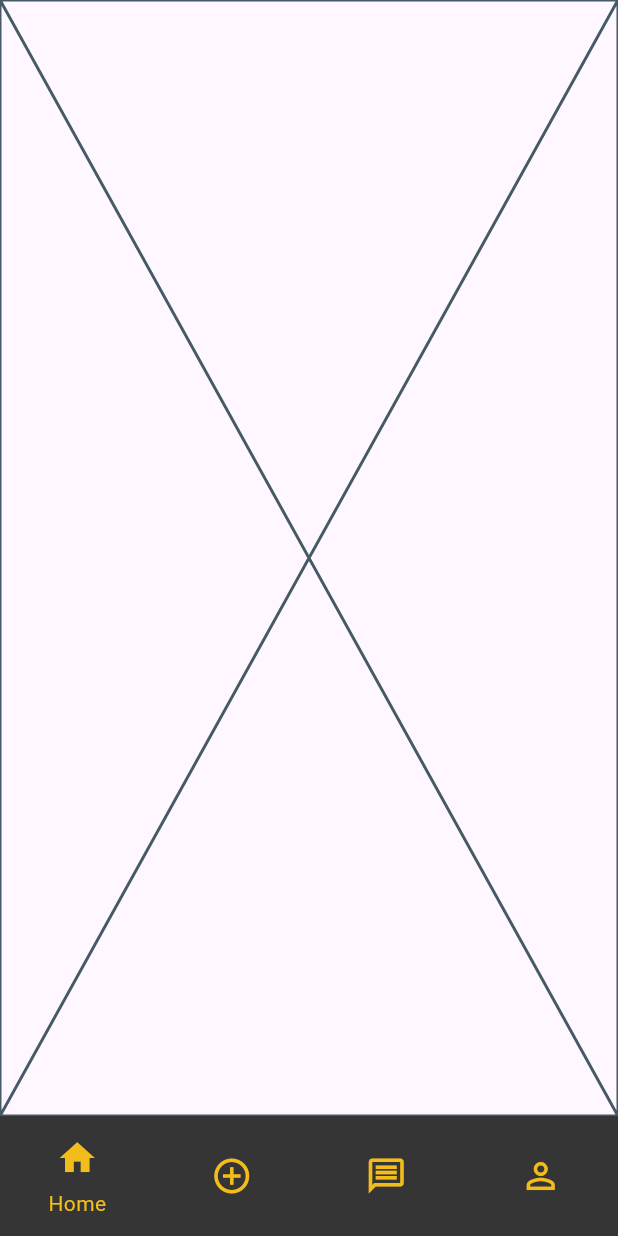
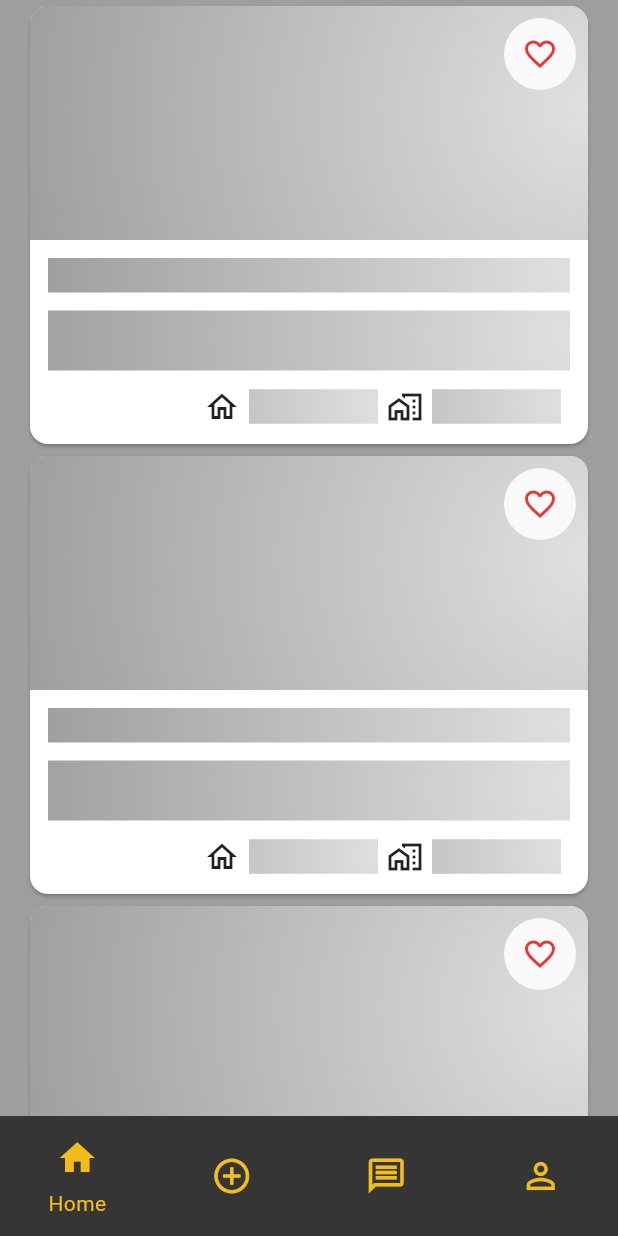
Before and after one commit to Vitorrecoaro/DevMovel-MeAjudaApe-Flutter, a Flutter app: the screen it shows after launch, on a phone screen of 412 x 824 dp. Run offline on Flutter 3.47's test engine with Material 2 defaults, Android fonts, the phone set to English and light mode, and no system bars; our stand-ins replace carousel_slider, shared_preferences; network calls fail.

Commit message:
add: Skeleton card when loading

```diff
--- /dev/null
+++ b/lib/components/imovel_card_skeleton.dart
@@ -0,0 +1,197 @@
+import 'dart:ui';
+
+import 'package:flutter/material.dart';
+
+class ImovelCardSkeleton extends StatefulWidget {
+  const ImovelCardSkeleton({
+    super.key,
+  });
+
+  @override
+  State<ImovelCardSkeleton> createState() => _ImovelCardSkeletonState();
+}
+
+class _ImovelCardSkeletonState extends State<ImovelCardSkeleton>
+    with SingleTickerProviderStateMixin {
+  late AnimationController _animationController;
+  late Animation<Alignment> _tweenGradient;
+  late CurvedAnimation _curveAnimation;
+
+  void _createControllerForAnimation() {
+    _animationController = AnimationController(
+      vsync: this,
+      duration: const Duration(milliseconds: 1500),
+    );
+
+    _curveAnimation =
+        CurvedAnimation(parent: _animationController, curve: Curves.decelerate);
+
+    _tweenGradient = TweenSequence([
+      TweenSequenceItem(
+        tween:
+            AlignmentTween(begin: Alignment.topLeft, end: Alignment.topRight),
+        weight: 1,
+      ),
+      TweenSequenceItem(
+        tween: AlignmentTween(
+            begin: Alignment.topRight, end: Alignment.bottomRight),
+        weight: 1,
+      ),
+      TweenSequenceItem(
+        tween: AlignmentTween(
+            begin: Alignment.bottomRight, end: Alignment.bottomLeft),
+        weight: 1,
+      ),
+      TweenSequenceItem(
+        tween:
+            AlignmentTween(begin: Alignment.bottomLeft, end: Alignment.topLeft),
+        weight: 1,
+      ),
+    ]).animate(_curveAnimation);
+
+    _animationController.repeat();
+  }
+
+  @override
+  void dispose() {
+    _animationController.dispose();
+    super.dispose();
+  }
+
+  @override
+  void initState() {
+    super.initState();
+    _createControllerForAnimation();
+  }
+
+  @override
+  Widget build(BuildContext context) {
+    return AnimatedBuilder(
+      animation: _animationController,
+      builder: (context, child) => SizedBox(
+        height: 300,
+        child: Card(
+          color: Colors.white,
+          clipBehavior: Clip.hardEdge,
+          child: Column(
+            mainAxisSize: MainAxisSize.min,
+            children: [
+              Stack(
+                children: [
+                  Container(
+                    height: 156,
+                    decoration: BoxDecoration(
+                      gradient: RadialGradient(
+                        colors: [
+                          Colors.grey.shade300,
+                          Colors.grey.shade600,
+                        ],
+                        radius: 4.0,
+                        center: _tweenGradient.value,
+                      ),
+                    ),
+                  ),
+                  Positioned(
+                    top: 8,
+                    right: 8,
+                    child: Container(
+                      padding: const EdgeInsets.all(12.0),
+                      decoration: const BoxDecoration(
+                        shape: BoxShape.circle,
+                        color: Color(0xFFF9F9F9),
+                      ),
+                      child: Icon(
+                        Icons.favorite_border,
+                        color: Colors.red.shade600,
+                      ),
+                    ),
+                  )
+                ],
+              ),
+              Padding(
+                padding: const EdgeInsets.all(12.0),
+                child: Column(
+                  crossAxisAlignment: CrossAxisAlignment.start,
+                  children: [
+                    Container(
+                      width: double.infinity,
+                      height: 23.0,
+                      decoration: BoxDecoration(
+                        gradient: RadialGradient(
+                          colors: [
+                            Colors.grey.shade300,
+                            Colors.grey.shade600,
+                          ],
+                          radius: 25.0,
+                          center: _tweenGradient.value,
+                        ),
+                      ),
+                    ),
+                    Padding(
+                      padding: const EdgeInsets.symmetric(vertical: 12.0),
+                      child: Container(
+                        width: double.infinity,
+                        height: 40.0,
+                        decoration: BoxDecoration(
+                          gradient: RadialGradient(
+                            colors: [
+                              Colors.grey.shade300,
+                              Colors.grey.shade600,
+                            ],
+                            radius: 15.0,
+                            center: _tweenGradient.value,
+                          ),
+                        ),
+                      ),
+                    ),
+                    Row(
+                      mainAxisAlignment: MainAxisAlignment.end,
+                      children: [
+                        const Icon(Icons.home_outlined),
+                        Padding(
+                          padding: const EdgeInsets.symmetric(horizontal: 6.0),
+                          child: Container(
+                            width: 86.0,
+                            height: 23.0,
+                            decoration: BoxDecoration(
+                              gradient: RadialGradient(
+                                colors: [
+                                  Colors.grey.shade300,
+                                  Colors.grey.shade600,
+                                ],
+                                radius: 15.0,
+                                center: _tweenGradient.value,
+                              ),
+                            ),
+                          ),
+                        ),
+                        const Icon(Icons.home_work_outlined),
+                        Padding(
+                          padding: const EdgeInsets.symmetric(horizontal: 6.0),
+                          child: Container(
+                            width: 86,
+                            height: 23.0,
+                            decoration: BoxDecoration(
+                              gradient: RadialGradient(
+                                colors: [
+                                  Colors.grey.shade300,
+                                  Colors.grey.shade600,
+                                ],
+                                radius: 15.0,
+                                center: _tweenGradient.value,
+                              ),
+                            ),
+                          ),
+                        ),
+                      ],
+                    ),
+                  ],
+                ),
+              )
+            ],
+          ),
+        ),
+      ),
+    );
+  }
+}
--- a/lib/pages/imoveis.page.dart
+++ b/lib/pages/imoveis.page.dart
@@ -1,5 +1,6 @@
 import 'package:dev_movel_me_ajuda_ape/classes/imovel_response.dart';
 import 'package:dev_movel_me_ajuda_ape/components/imovel_card.dart';
+import 'package:dev_movel_me_ajuda_ape/components/imovel_card_skeleton.dart';
 import 'package:dev_movel_me_ajuda_ape/services/fav_imoveis.service.dart';
 import 'package:flutter/material.dart';
 import 'package:dev_movel_me_ajuda_ape/services/imoveis_api.service.dart';
@@ -30,25 +31,26 @@ class _ImoveisPageState extends State<ImoveisPage> {
     return FutureBuilder(
         future: prepareData(),
         builder: (context, snapshot) {
-          if (snapshot.hasData) {
           return Container(
             color: Colors.grey,
             child: Padding(
               padding: const EdgeInsets.symmetric(horizontal: 16),
               child: ListView.builder(
-                  itemCount: snapshot.data!.qtd,
-                  itemBuilder: (context, index) => ImovelCard(
+                  itemCount: snapshot.data != null ? snapshot.data!.qtd : 3,
+                  itemBuilder: (context, index) {
+                    if (snapshot.hasData) {
+                      return ImovelCard(
                         imovel: snapshot.data!.imoveis[index],
                         isFavorite: favImoveisService
                             .isFavorite(snapshot.data!.imoveis[index].id),
                         callbackFavButton: toggleFavorite,
-                  ),
-                ),
+                      );
+                    } else {
+                      return ImovelCardSkeleton(key: UniqueKey());
+                    }
+                  }),
             ),
           );
-          } else {
-            return const Placeholder();
-          }
         });
   }
 }
--- a/lib/pages/main.page.dart
+++ b/lib/pages/main.page.dart
@@ -23,7 +23,7 @@ class MainPage extends StatelessWidget {
         Container(
           color: Colors.green,
           child: const Center(
-            child: Text("Messages page"),
+            child: Text("Messages Page"),
           ),
         ),
         Container(
```
Lines whose indentation alone changed are shown as unchanged.
